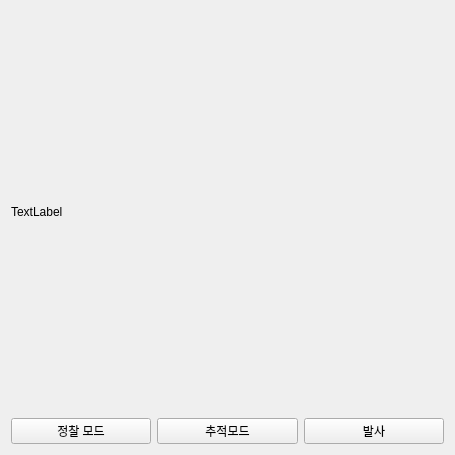
Qt form ui/turtlebotcontrol.ui (MoonByungBok/ros_qt_control) before a commit.
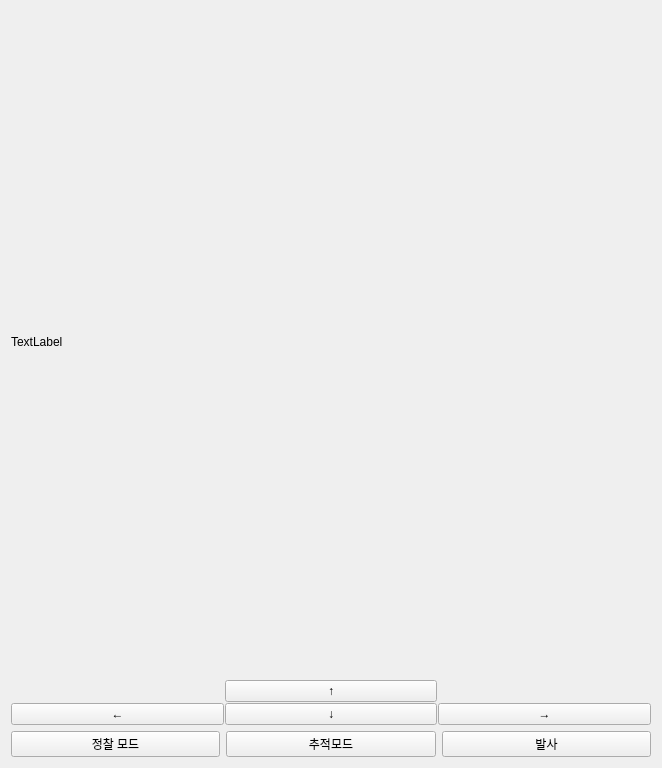
The same form after that commit.

Commit message: ros button control

Diff of the .ui file:
```diff
--- a/ui/turtlebotcontrol.ui
+++ b/ui/turtlebotcontrol.ui
@@ -6,23 +6,65 @@
    <rect>
     <x>0</x>
     <y>0</y>
-    <width>455</width>
-    <height>455</height>
+    <width>658</width>
+    <height>768</height>
    </rect>
   </property>
   <property name="windowTitle">
    <string>Form</string>
   </property>
-  <layout class="QVBoxLayout" name="verticalLayout_2">
-   <item>
-    <layout class="QVBoxLayout" name="verticalLayout" stretch="9,1">
-     <item>
+  <layout class="QVBoxLayout" name="verticalLayout">
+   <item alignment="Qt::AlignHCenter|Qt::AlignVCenter">
       <widget class="QLabel" name="pLcamView">
+     <property name="minimumSize">
+      <size>
+       <width>640</width>
+       <height>640</height>
+      </size>
+     </property>
        <property name="text">
         <string>TextLabel</string>
        </property>
       </widget>
      </item>
+   <item>
+    <layout class="QGridLayout" name="gridLayout" rowstretch="0,0" columnstretch="0,0,0">
+     <property name="spacing">
+      <number>1</number>
+     </property>
+     <item row="1" column="2">
+      <widget class="QPushButton" name="pPBright">
+       <property name="text">
+        <string>→</string>
+       </property>
+      </widget>
+     </item>
+     <item row="0" column="1">
+      <widget class="QPushButton" name="pPBfront">
+       <property name="text">
+        <string>↑</string>
+       </property>
+       <property name="checkable">
+        <bool>false</bool>
+       </property>
+      </widget>
+     </item>
+     <item row="1" column="1">
+      <widget class="QPushButton" name="pPBback">
+       <property name="text">
+        <string>↓</string>
+       </property>
+      </widget>
+     </item>
+     <item row="1" column="0">
+      <widget class="QPushButton" name="pPBleft">
+       <property name="text">
+        <string>←</string>
+       </property>
+      </widget>
+     </item>
+    </layout>
+   </item>
      <item>
       <layout class="QHBoxLayout" name="horizontalLayout">
        <item>
@@ -45,8 +87,6 @@
           <string>발사</string>
          </property>
         </widget>
-       </item>
-      </layout>
      </item>
     </layout>
    </item>
```
Lines whose indentation alone changed are shown as unchanged. The commit also changes 6 other files.
